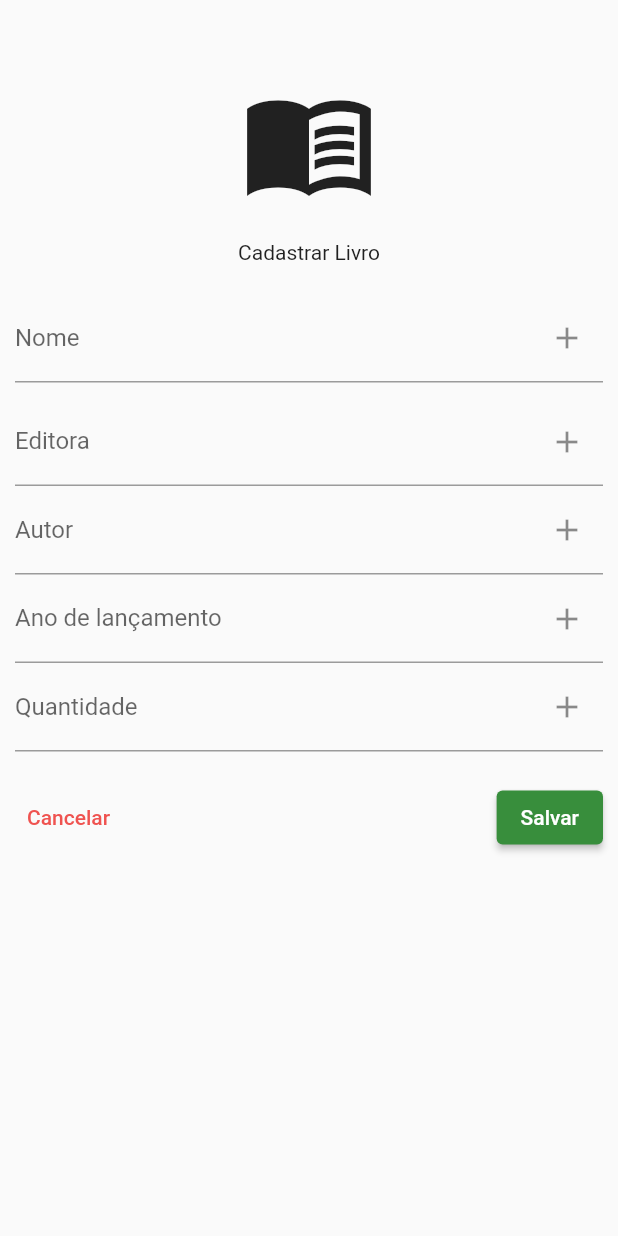
After one commit to mateusmeds/locadora-livros-wda, a Flutter app: the screen it shows after launch, after a tap on "Form Livro", on a phone screen of 412 x 824 dp. The commit adds this screen. Run offline on Flutter 3.47's test engine with Material 2 defaults, Android fonts, the phone set to English and light mode, and no system bars.

Commit message:
Criando tela de cadastro de livro (modal)

```diff
--- /dev/null
+++ b/lib/components/book_register_form.dart
@@ -0,0 +1,105 @@
+import 'package:flutter/material.dart';
+
+class BookRegisterForm extends StatefulWidget {
+
+  final BuildContext context;
+
+  const BookRegisterForm(this.context, {Key? key}) : super(key: key);
+
+  @override
+  _BookRegisterFormState createState() => _BookRegisterFormState();
+}
+
+class _BookRegisterFormState extends State<BookRegisterForm> {
+  final nameController = TextEditingController();
+  final publisherController = TextEditingController();
+  final authorController = TextEditingController();
+  final releaseYearController = TextEditingController();
+  final quantityController = TextEditingController();
+
+  ///Função responsável por fechar a modal
+  _closeBookRegisterFormModal(BuildContext context) {
+    Navigator.of(context).pop();
+  }
+
+  @override
+  Widget build(BuildContext context) {
+    return Padding(
+      padding: const EdgeInsets.fromLTRB(10, 50, 10, 0),
+      child: Column(
+        mainAxisAlignment: MainAxisAlignment.start,
+        crossAxisAlignment: CrossAxisAlignment.center,
+        children: <Widget>[
+          const Icon(
+            Icons.menu_book_sharp,
+            size: 90,
+          ),
+          const SizedBox(height: 20),
+          const Text("Cadastrar Livro"),
+          const SizedBox(height: 20),
+          //TODO: alterar os ícones
+          TextField(
+            controller: nameController,
+            decoration: const InputDecoration(
+              labelText: 'Nome',
+              suffixIcon: Icon(Icons.add),
+            ),
+          ),
+          const SizedBox(height: 10),
+          //TODO: colocar input selecionável com a lista de editoras
+          TextField(
+            controller: publisherController,
+            decoration: const InputDecoration(
+              labelText: 'Editora',
+              suffixIcon: Icon(Icons.add),
+            ),
+          ),
+          TextField(
+            controller: authorController,
+            decoration: const InputDecoration(
+              labelText: 'Autor',
+              suffixIcon: Icon(Icons.add),
+            ),
+          ),
+          TextField(
+            controller: releaseYearController,
+            decoration: const InputDecoration(
+              labelText: 'Ano de lançamento',
+              suffixIcon: Icon(Icons.add),
+            ),
+          ),
+          //TODO: colocar input de incrementar e decrementar
+          TextField(
+            controller: quantityController,
+            decoration: const InputDecoration(
+              labelText: 'Quantidade',
+              suffixIcon: Icon(Icons.add),
+            ),
+          ),
+          const SizedBox(height: 20),
+          Row(
+            mainAxisAlignment: MainAxisAlignment.spaceBetween,
+            children: [
+              TextButton(
+                  onPressed: () => _closeBookRegisterFormModal(context),
+                  child: Text('Cancelar'),
+                  style: TextButton.styleFrom(primary: Colors.red[400])),
+              ElevatedButton(
+                onPressed: () {
+                  //Apagar
+                  debugPrint("Nome => ${nameController.text}");
+                  debugPrint("Editora => ${publisherController.text}");
+                  debugPrint("Autor => ${authorController.text}");
+                  debugPrint("Ano de lançamento => ${releaseYearController.text}");
+                  debugPrint("Quantidade => ${quantityController.text}");
+                },
+                child: Text('Salvar'),
+                style: ElevatedButton.styleFrom(primary: Colors.green[700]),
+              ),
+            ],
+          )
+        ],
+      ),
+    );
+  }
+}
--- a/lib/main.dart
+++ b/lib/main.dart
@@ -1,4 +1,5 @@
 import 'package:flutter/material.dart';
+import 'package:livraria_wda/components/book_register_form.dart';
 import 'package:livraria_wda/components/publisher_register_form.dart';
 import 'package:livraria_wda/components/user_register_form.dart';
 
@@ -32,6 +33,16 @@ class MyHomePage extends StatefulWidget {
 }
 
 class _MyHomePageState extends State<MyHomePage> {
+  ///Função responsável por abrir a modal
+  _openBookRegisterFormModal(BuildContext context) {
+    showModalBottomSheet(
+        isScrollControlled: true,
+        context: context,
+        builder: (ctx) {
+          return BookRegisterForm(context);
+        });
+  }
+
   ///Função responsável por abrir a modal
   _openPublisherRegisterFormModal(BuildContext context) {
     showModalBottomSheet(
@@ -74,6 +85,10 @@ class _MyHomePageState extends State<MyHomePage> {
               onPressed: () => _openPublisherRegisterFormModal(context),
               child: Text("Form Editora"),
             ),
+            TextButton(
+              onPressed: () => _openBookRegisterFormModal(context),
+              child: Text("Form Livro"),
+            ),
           ],
         ),
       ),
```
